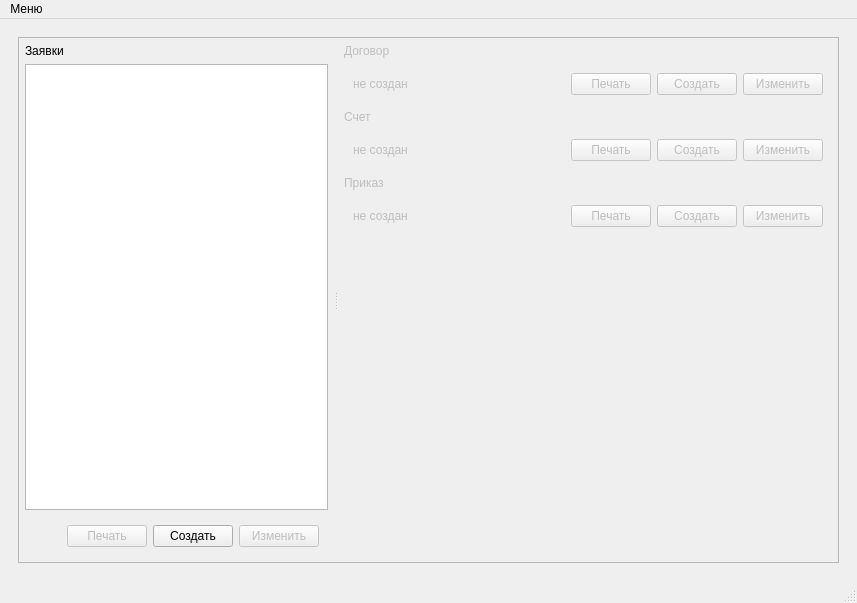
bakatrouble/elevators, file ui/shared/main_window.ui: the form before one commit.
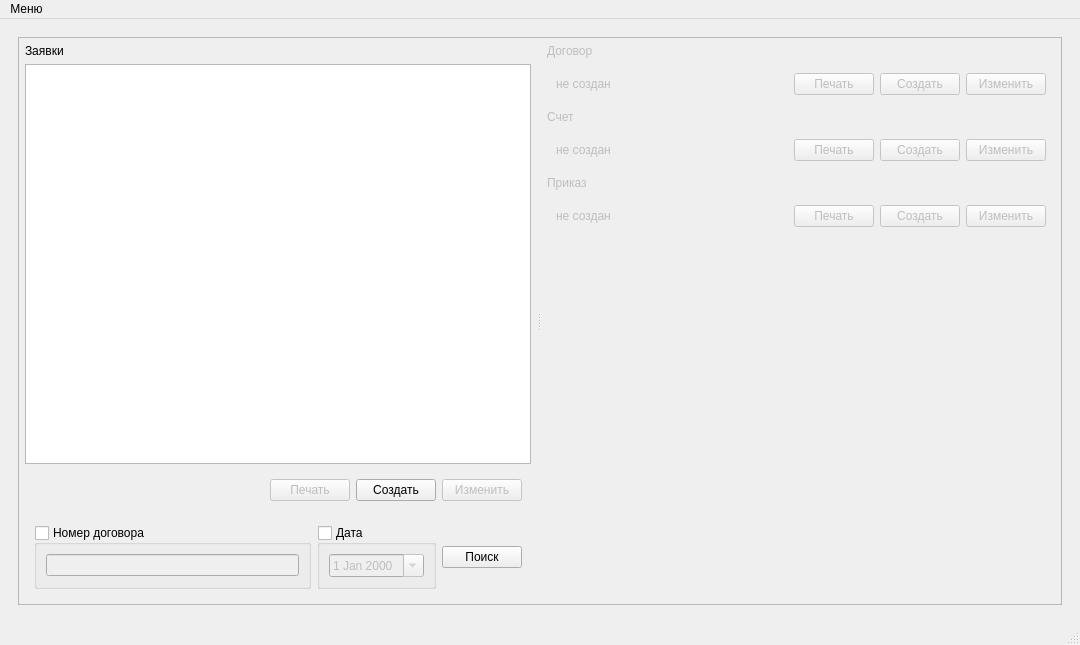
The form after the commit.

Commit message: Contract date and number filters

Patch:
```diff
--- a/ui/shared/main_window.ui
+++ b/ui/shared/main_window.ui
@@ -6,8 +6,8 @@
    <rect>
     <x>0</x>
     <y>0</y>
-    <width>857</width>
-    <height>603</height>
+    <width>1080</width>
+    <height>645</height>
    </rect>
   </property>
   <property name="windowTitle">
@@ -33,6 +33,12 @@
           <bool>false</bool>
          </property>
          <widget class="QWidget" name="verticalWidget" native="true">
+          <property name="sizePolicy">
+           <sizepolicy hsizetype="Expanding" vsizetype="Preferred">
+            <horstretch>0</horstretch>
+            <verstretch>0</verstretch>
+           </sizepolicy>
+          </property>
           <layout class="QVBoxLayout" name="verticalLayout_2">
            <property name="leftMargin">
             <number>6</number>
@@ -102,12 +108,71 @@
              </layout>
             </widget>
            </item>
+           <item>
+            <widget class="QWidget" name="widget_3" native="true">
+             <layout class="QGridLayout" name="gridLayout">
+              <item row="0" column="0">
+               <widget class="QGroupBox" name="chkNumberSearch">
+                <property name="title">
+                 <string>Номер договора</string>
+                </property>
+                <property name="checkable">
+                 <bool>true</bool>
+                </property>
+                <property name="checked">
+                 <bool>false</bool>
+                </property>
+                <layout class="QVBoxLayout" name="verticalLayout_5">
+                 <item>
+                  <widget class="QLineEdit" name="edtNumberSearch"/>
+                 </item>
+                </layout>
+               </widget>
+              </item>
+              <item row="0" column="1">
+               <widget class="QGroupBox" name="chkDateSearch">
+                <property name="title">
+                 <string>Дата</string>
+                </property>
+                <property name="checkable">
+                 <bool>true</bool>
+                </property>
+                <property name="checked">
+                 <bool>false</bool>
+                </property>
+                <layout class="QVBoxLayout" name="verticalLayout_6">
+                 <item>
+                  <widget class="QDateEdit" name="edtDateSearch">
+                   <property name="calendarPopup">
+                    <bool>true</bool>
+                   </property>
+                  </widget>
+                 </item>
+                </layout>
+               </widget>
+              </item>
+              <item row="0" column="2">
+               <widget class="QPushButton" name="btnSearch">
+                <property name="text">
+                 <string>Поиск</string>
+                </property>
+               </widget>
+              </item>
+             </layout>
+            </widget>
+           </item>
           </layout>
          </widget>
          <widget class="QScrollArea" name="pnlDocuments">
           <property name="enabled">
            <bool>false</bool>
           </property>
+          <property name="sizePolicy">
+           <sizepolicy hsizetype="Preferred" vsizetype="Expanding">
+            <horstretch>0</horstretch>
+            <verstretch>0</verstretch>
+           </sizepolicy>
+          </property>
           <property name="minimumSize">
            <size>
             <width>500</width>
@@ -125,8 +190,8 @@
             <rect>
              <x>0</x>
              <y>0</y>
-             <width>500</width>
-             <height>522</height>
+             <width>575</width>
+             <height>564</height>
             </rect>
            </property>
            <layout class="QVBoxLayout" name="verticalLayout_4">
@@ -350,7 +415,7 @@
     <rect>
      <x>0</x>
      <y>0</y>
-     <width>857</width>
+     <width>1080</width>
      <height>30</height>
     </rect>
    </property>
```
The commit also changes 3 other files.
